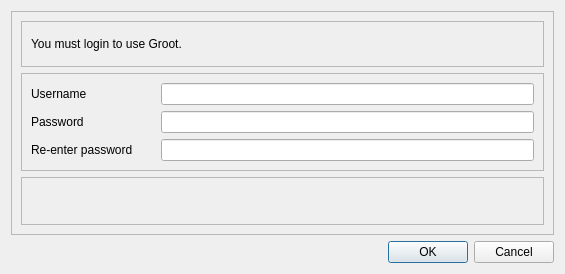
Old version of the form Application/GUIs/UI_files/firstLoginDialog.ui in the repository sarvagyab/Groot.
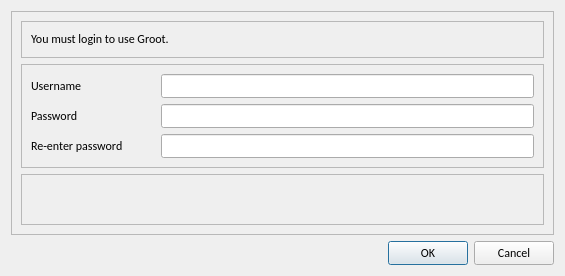
New version of the form.

Diff of the .ui file:
```diff
--- a/Application/GUIs/UI_files/firstLoginDialog.ui
+++ b/Application/GUIs/UI_files/firstLoginDialog.ui
@@ -7,7 +7,7 @@
     <x>0</x>
     <y>0</y>
     <width>565</width>
-    <height>274</height>
+    <height>276</height>
    </rect>
   </property>
   <property name="sizePolicy">
@@ -16,6 +16,12 @@
     <verstretch>0</verstretch>
    </sizepolicy>
   </property>
+  <property name="font">
+   <font>
+    <family>Calibri</family>
+    <pointsize>9</pointsize>
+   </font>
+  </property>
   <property name="focusPolicy">
    <enum>Qt::NoFocus</enum>
   </property>
```
